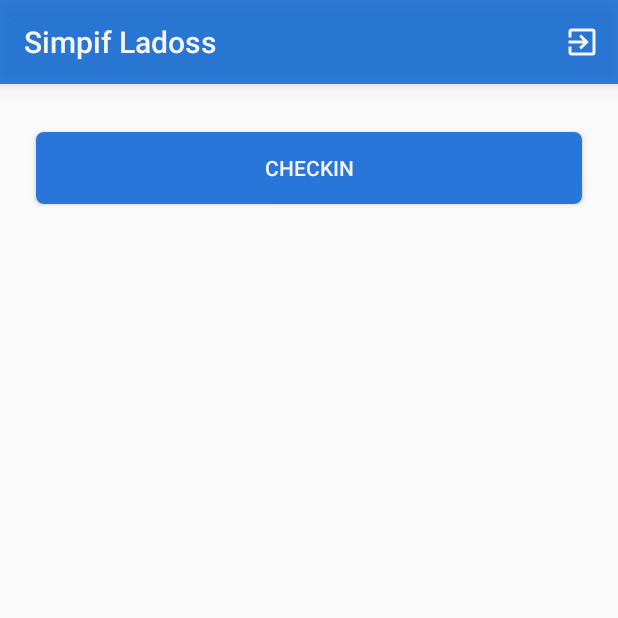
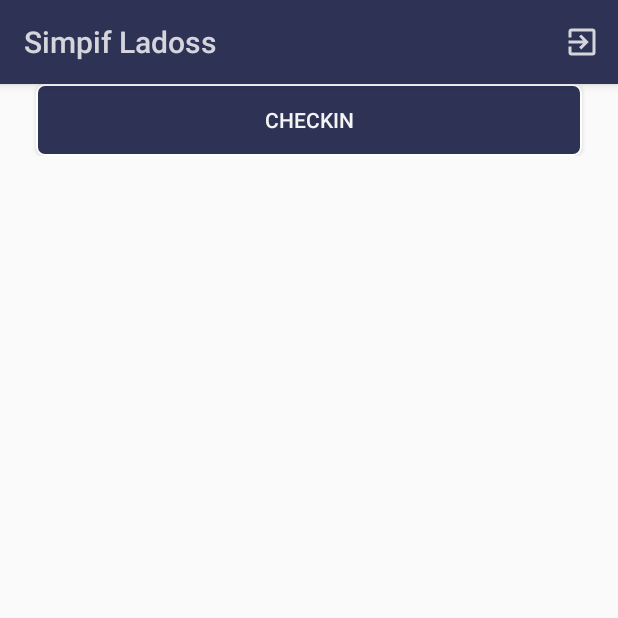
Before and after one commit to RRFreitas/SimpifLadoss, an Android app: the HomeActivity screen opened directly, with no data from a screen before it, on a phone screen of 412 x 824 dp, the top half of it. Run offline under Robolectric (Android 15) with nearby library versions, the phone set to English and light mode, and no system bars; libraries missing offline, so code that uses them is left out: com.google.zxing.integration.

Commit message:
Melhorias no design

```diff
--- a/app/src/main/res/drawable/button.xml
+++ b/app/src/main/res/drawable/button.xml
@@ -7,7 +7,11 @@
     <corners
         android:topLeftRadius="5dp"
         android:topRightRadius="5dp"
-        android:bottomLeftRadius="5dp"
-        android:bottomRightRadius="5dp"/>
-
+        android:bottomRightRadius="5dp"
+        android:bottomLeftRadius="5dp">
+    </corners>
+    <stroke
+        android:width="1dp"
+        android:color="#ffffff">
+    </stroke>
 </shape>
--- a/app/src/main/res/drawable/edit_text_white_bottom.xml
+++ b/app/src/main/res/drawable/edit_text_white_bottom.xml
@@ -2,7 +2,7 @@
 <shape xmlns:android="http://schemas.android.com/apk/res/android"
     android:shape="rectangle" android:padding="200dp">
 
-    <solid android:color="@color/detalhes"/>
+    <solid android:color="@color/colorPrimaryLight"/>
 
     <corners
         android:topLeftRadius="0dp"
--- a/app/src/main/res/drawable/edit_text_white_top.xml
+++ b/app/src/main/res/drawable/edit_text_white_top.xml
@@ -2,7 +2,7 @@
 <shape xmlns:android="http://schemas.android.com/apk/res/android"
     android:shape="rectangle" android:padding="200dp">
 
-    <solid android:color="@color/detalhes"/>
+    <solid android:color="@color/colorPrimaryLight"/>
 
     <corners
         android:topLeftRadius="5dp"
--- a/app/src/main/res/layout/activity_home.xml
+++ b/app/src/main/res/layout/activity_home.xml
@@ -1,7 +1,43 @@
 <?xml version="1.0" encoding="utf-8"?>
-<android.support.constraint.ConstraintLayout xmlns:android="http://schemas.android.com/apk/res/android"
+<android.support.design.widget.CoordinatorLayout xmlns:android="http://schemas.android.com/apk/res/android"
+    xmlns:tools="http://schemas.android.com/tools"
     xmlns:app="http://schemas.android.com/apk/res-auto"
-    xmlns:tools="http://schemas.android.com/tools"
+    android:layout_width="match_parent"
+    android:layout_height="match_parent">
+
+    <android.support.design.widget.AppBarLayout
+        android:id="@+id/appbar"
+        android:layout_width="match_parent"
+        android:layout_height="wrap_content">
+
+        <android.support.v7.widget.Toolbar
+            android:id="@+id/toolbar"
+            android:layout_width="match_parent"
+            android:layout_height="wrap_content"
+            android:layout_marginEnd="0dp"
+            android:layout_marginLeft="0dp"
+            android:layout_marginRight="0dp"
+            android:layout_marginStart="0dp"
+            android:layout_marginTop="0dp"
+            android:layout_weight="1"
+            android:alpha="0.8"
+            android:clickable="true"
+            android:minHeight="?attr/actionBarSize"
+
+            app:collapseIcon="@android:drawable/ic_menu_set_as"
+            app:layout_constraintHorizontal_bias="0.0"
+            app:layout_constraintLeft_toLeftOf="parent"
+            app:layout_constraintRight_toRightOf="parent"
+            app:layout_constraintTop_toTopOf="parent"
+            app:title="SIMPIF" />
+    </android.support.design.widget.AppBarLayout>
+
+    <android.support.v4.widget.NestedScrollView
+        android:layout_width="match_parent"
+        android:layout_height="match_parent"
+        app:layout_behavior="android.support.design.widget.AppBarLayout$ScrollingViewBehavior">
+
+        <android.support.constraint.ConstraintLayout
             android:layout_width="match_parent"
             android:layout_height="match_parent"
             tools:context="br.edu.ladoss.simpifladoss.view.activities.HomeActivity">
@@ -24,26 +60,6 @@
                 app:layout_constraintTop_toBottomOf="@+id/toolbar"
                 app:layout_constraintHorizontal_bias="0.0" />
 
-    <android.support.v7.widget.Toolbar
-        android:id="@+id/toolbar"
-        android:layout_width="0dp"
-        android:layout_height="wrap_content"
-        android:layout_marginEnd="0dp"
-        android:layout_marginLeft="0dp"
-        android:layout_marginRight="0dp"
-        android:layout_marginStart="0dp"
-        android:alpha="0.8"
-        android:background="@color/fundo"
-        android:clickable="true"
-        android:elevation="8dp"
-        android:minHeight="?attr/actionBarSize"
-        android:theme="?attr/actionBarTheme"
-        app:collapseIcon="@android:drawable/ic_menu_set_as"
-        app:layout_constraintLeft_toLeftOf="parent"
-
-        app:layout_constraintRight_toRightOf="parent"
-        app:title="SIMPIF"
-        app:layout_constraintHorizontal_bias="0.0"
-        app:layout_constraintTop_toTopOf="parent"
-        android:layout_marginTop="0dp" />
         </android.support.constraint.ConstraintLayout>
+    </android.support.v4.widget.NestedScrollView>
+</android.support.design.widget.CoordinatorLayout>
--- a/app/src/main/res/values/colors.xml
+++ b/app/src/main/res/values/colors.xml
@@ -1,10 +1,10 @@
 <?xml version="1.0" encoding="utf-8"?>
 <resources>
-    <color name="colorPrimary">#3F51B5</color>
-    <color name="colorPrimaryDark">#303F9F</color>
+    <color name="colorPrimary">#2e3254</color>
+    <color name="colorPrimaryDark">#060a2b</color>
     <color name="colorAccent">#FF4081</color>
-    <color name="corButton">#2976da</color>
+    <color name="corButton">#2e3254</color>
     <color name="gelo">#F4F4F4</color>
-    <color name="fundo">#005FD3</color>
-    <color name="detalhes">#3781DA</color>
+    <color name="fundo">#2e3254</color>
+    <color name="colorPrimaryLight">#595b81</color>
 </resources>
--- a/build.gradle
+++ b/build.gradle
@@ -5,7 +5,7 @@ buildscript {
         jcenter()
     }
     dependencies {
-        classpath 'com.android.tools.build:gradle:2.3.1'
+        classpath 'com.android.tools.build:gradle:2.3.3'
 
         // NOTE: Do not place your application dependencies here; they belong
         // in the individual module build.gradle files
```
Also changed, not shown: app/src/main/res/drawable/ic_simpif_logo.xml (added, +5 -0 lines), app/src/main/res/layout/activity_enter.xml (+10 -10 lines), app/src/main/res/drawable/logo.png (added), 1 other file. Lines whose indentation alone changed are shown as unchanged.
